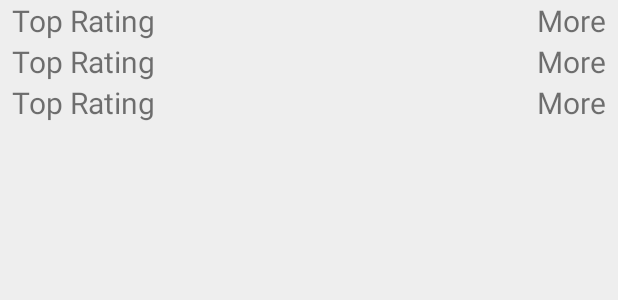
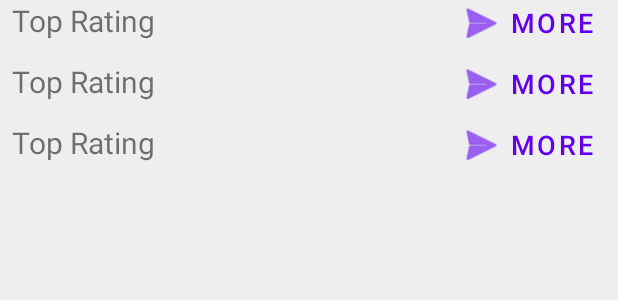
Before and after one commit to Byalko/MovieDB, an Android app: the layout fragment_home.xml on its own in the app's theme, with its tools: preview values and no code run, on a phone screen of 412 x 824 dp. Shown: the top 300 px of the screen. Run offline under Robolectric (Android 15) with nearby library versions, the phone set to English and light mode, and no system bars.

Commit message:
- replace text(id=more) to materialButton with icon in HomeFragment

```diff
--- a/app/src/main/java/com/example/test_diplom/ui/home/HomeAdapter.kt
+++ b/app/src/main/java/com/example/test_diplom/ui/home/HomeAdapter.kt
@@ -45,7 +45,7 @@ class HomeAdapter : RecyclerView.Adapter<HomeAdapter.HomeViewHolder>() {
                 LinearLayoutManager(binding.listFilm.context, LinearLayoutManager.HORIZONTAL, false)
             adapter.differ.submitList(category.content.results)
 
-            itemView.setOnClickListener {
+            binding.more.setOnClickListener {
                 onItemClickListener?.let {
                     it(category)
                 }
--- a/app/src/main/res/layout/list_iem_category.xml
+++ b/app/src/main/res/layout/list_iem_category.xml
@@ -14,12 +14,14 @@
         app:layout_constraintStart_toStartOf="@+id/margin_start"
         app:layout_constraintTop_toTopOf="parent" />
 
-    <TextView
-        android:id="@+id/textView2"
+    <Button
+        android:id="@+id/more"
         android:layout_width="wrap_content"
         android:layout_height="wrap_content"
         android:text="More"
-        android:textSize="20sp"
+        android:textSize="18sp"
+        app:icon="@android:drawable/ic_menu_send"
+        style="@style/Widget.MaterialComponents.Button.TextButton.Icon"
         app:layout_constraintBaseline_toBaselineOf="@id/textView"
         app:layout_constraintEnd_toEndOf="@+id/margin_end"
         app:layout_constraintTop_toTopOf="parent" />
```
Also changed, not shown: app/src/main/java/com/example/test_diplom/ui/home/HomeFragment.kt (+9 -1 lines).
